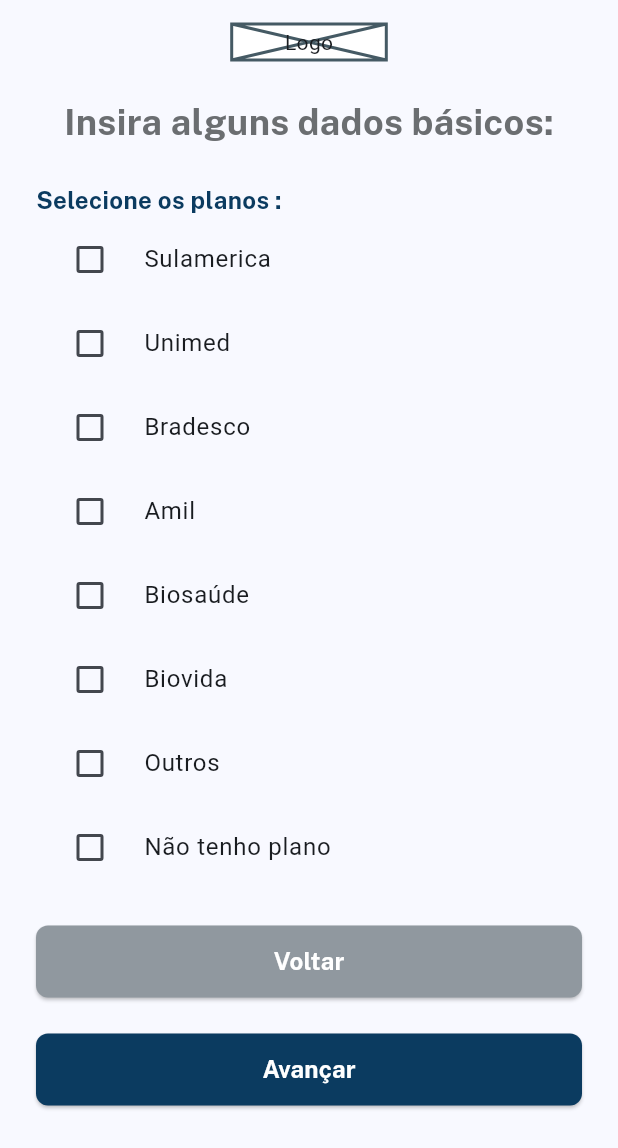
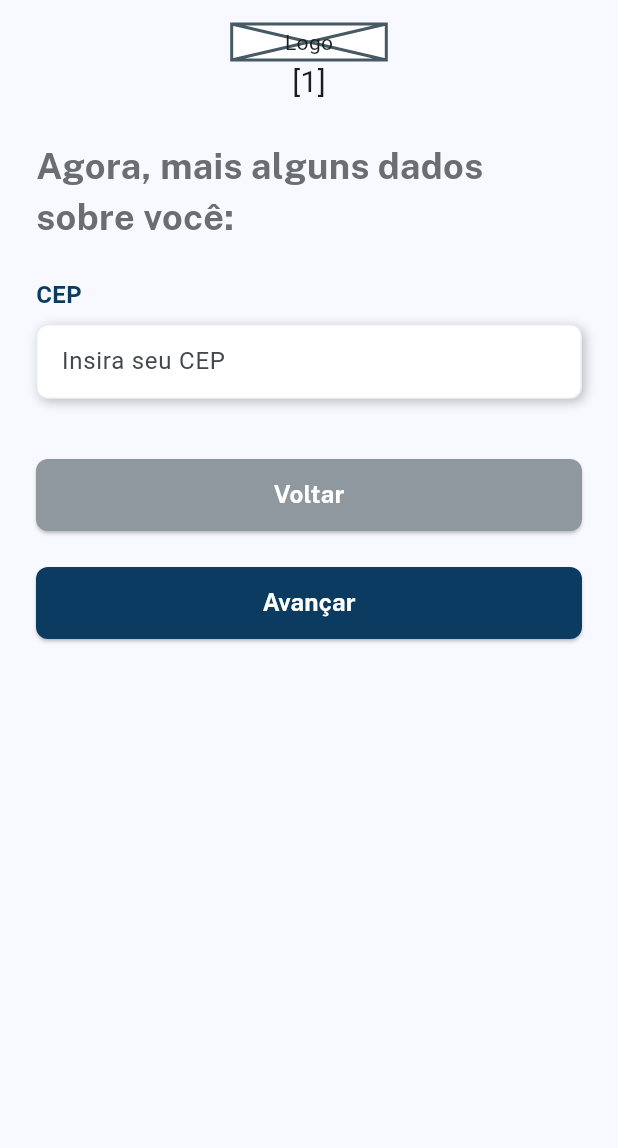
Before and after one commit to otaviohenrique1/voll_med, a Flutter app: the screen it shows after launch, after a tap on "Avançar", on a phone screen of 412 x 824 dp. Shown: the top 1148 px of the screen. Run offline on Flutter 3.47's test engine with Material 2 defaults, Android fonts, the phone set to English and light mode, and no system bars; our stand-ins replace mask_text_input_formatter.

Commit message:
commit 21

```diff
--- a/lib/pages/cadastro.dart
+++ b/lib/pages/cadastro.dart
@@ -59,10 +59,13 @@
     CheckboxModel(texto: "Não tenho plano"),
   ];
 
-  bool exibeErroListaPlano = false;
+  // bool exibeErroListaPlano = false;
+
+  int indiceTab = 0;
 
   @override
   Widget build(BuildContext context) {
+    // ignore: unused_local_variable
     List<CheckboxModel> itensMarcados =
         List.from(itens.where((item) => item.checked));
 
@@ -78,12 +81,18 @@
           children: [
             const SizedBox(height: 16),
             const Logo(),
+            Center(
+              child: Text(
+                "[$indiceTab]",
+                style: const TextStyle(fontSize: 20),
+              ),
+            ),
             Form(
               key: formKey,
               child: Column(
                 children: [
                   Visibility(
-                    visible: false,
+                    visible: (indiceTab == 0) ? true : false,
                     child: Column(
                       children: [
                         const SizedBox(height: 24),
@@ -102,37 +111,37 @@
                           validator: validaCampoVazio,
                           obscureText: false,
                         ),
-                        const SizedBox(height: 16),
-                        CampoTexto(
-                          label: "Email",
-                          hintText: "Insira seu endereço de email",
-                          controller: _emailController,
-                          exibeLabel: true,
-                          keyboardType: TextInputType.emailAddress,
-                          validator: validaEmail,
-                          obscureText: false,
-                        ),
-                        const SizedBox(height: 16),
-                        CampoTexto(
-                          label: "Crie uma senha",
-                          hintText: "Insira sua senha",
-                          controller: _senhaController,
-                          exibeLabel: true,
-                          keyboardType: TextInputType.text,
-                          obscureText: true,
-                          validator: validaSenha,
-                        ),
-                        const SizedBox(height: 16),
-                        CampoTexto(
-                          label: "Repita a senha",
-                          hintText: "Insira sua senha",
-                          controller: _repitaSenhaController,
-                          exibeLabel: true,
-                          keyboardType: TextInputType.text,
-                          obscureText: true,
-                          validator: (value) =>
-                              validaRepitaSenha(value, _senhaController),
-                        ),
+                        // const SizedBox(height: 16),
+                        // CampoTexto(
+                        //   label: "Email",
+                        //   hintText: "Insira seu endereço de email",
+                        //   controller: _emailController,
+                        //   exibeLabel: true,
+                        //   keyboardType: TextInputType.emailAddress,
+                        //   validator: validaEmail,
+                        //   obscureText: false,
+                        // ),
+                        // const SizedBox(height: 16),
+                        // CampoTexto(
+                        //   label: "Crie uma senha",
+                        //   hintText: "Insira sua senha",
+                        //   controller: _senhaController,
+                        //   exibeLabel: true,
+                        //   keyboardType: TextInputType.text,
+                        //   obscureText: true,
+                        //   validator: validaSenha,
+                        // ),
+                        // const SizedBox(height: 16),
+                        // CampoTexto(
+                        //   label: "Repita a senha",
+                        //   hintText: "Insira sua senha",
+                        //   controller: _repitaSenhaController,
+                        //   exibeLabel: true,
+                        //   keyboardType: TextInputType.text,
+                        //   obscureText: true,
+                        //   validator: (value) =>
+                        //       validaRepitaSenha(value, _senhaController),
+                        // ),
                       ],
                     ),
                   ),
@@ -146,7 +155,7 @@
  *
  */
                   Visibility(
-                    visible: false,
+                    visible: (indiceTab == 1) ? true : false,
                     child: Column(
                       children: [
                         const SizedBox(height: 24),
@@ -166,49 +175,49 @@
                           obscureText: false,
                           inputFormatters: [_numeroCEP],
                         ),
-                        const SizedBox(height: 16),
-                        CampoTexto(
-                          label: "Endereço",
-                          hintText: "Insira seu endereço",
-                          controller: _enderecoController,
-                          exibeLabel: true,
-                          keyboardType: TextInputType.text,
-                          validator: validaCampoVazio,
-                          obscureText: false,
-                        ),
-                        const SizedBox(height: 16),
-                        CampoTexto(
-                          label: "Número",
-                          hintText: "Insira seu número",
-                          controller: _numeroController,
-                          exibeLabel: true,
-                          keyboardType: TextInputType.number,
-                          obscureText: false,
-                          validator: validaSenha,
-                        ),
-                        const SizedBox(height: 16),
-                        CampoTexto(
-                          label: "Complemento",
-                          hintText: "Insira seu complemento",
-                          controller: _complementoController,
-                          exibeLabel: true,
-                          keyboardType: TextInputType.text,
-                          obscureText: false,
-                          validator: (value) =>
-                              validaRepitaSenha(value, _senhaController),
-                        ),
-                        const SizedBox(height: 16),
-                        CampoTexto(
-                          label: "Telefone",
-                          hintText: "(00) 00000-0000",
-                          controller: _telefoneController,
-                          exibeLabel: true,
-                          keyboardType: TextInputType.number,
-                          obscureText: false,
-                          inputFormatters: [_numeroCelularFormatter],
-                          validator: (value) =>
-                              validaRepitaSenha(value, _senhaController),
-                        ),
+                        // const SizedBox(height: 16),
+                        // CampoTexto(
+                        //   label: "Endereço",
+                        //   hintText: "Insira seu endereço",
+                        //   controller: _enderecoController,
+                        //   exibeLabel: true,
+                        //   keyboardType: TextInputType.text,
+                        //   validator: validaCampoVazio,
+                        //   obscureText: false,
+                        // ),
+                        // const SizedBox(height: 16),
+                        // CampoTexto(
+                        //   label: "Número",
+                        //   hintText: "Insira seu número",
+                        //   controller: _numeroController,
+                        //   exibeLabel: true,
+                        //   keyboardType: TextInputType.number,
+                        //   obscureText: false,
+                        //   validator: validaSenha,
+                        // ),
+                        // const SizedBox(height: 16),
+                        // CampoTexto(
+                        //   label: "Complemento",
+                        //   hintText: "Insira seu complemento",
+                        //   controller: _complementoController,
+                        //   exibeLabel: true,
+                        //   keyboardType: TextInputType.text,
+                        //   obscureText: false,
+                        //   validator: (value) =>
+                        //       validaRepitaSenha(value, _senhaController),
+                        // ),
+                        // const SizedBox(height: 16),
+                        // CampoTexto(
+                        //   label: "Telefone",
+                        //   hintText: "(00) 00000-0000",
+                        //   controller: _telefoneController,
+                        //   exibeLabel: true,
+                        //   keyboardType: TextInputType.number,
+                        //   obscureText: false,
+                        //   inputFormatters: [_numeroCelularFormatter],
+                        //   validator: (value) =>
+                        //       validaRepitaSenha(value, _senhaController),
+                        // ),
                       ],
                     ),
                   ),
@@ -221,7 +230,9 @@
  *
  *
  */
-                  Column(
+                  Visibility(
+                    visible: (indiceTab == 2) ? true : false,
+                    child: Column(
                       children: [
                         const SizedBox(height: 24),
                         const Titulo(
@@ -253,37 +264,16 @@
                         //     ),
                         //   ],
                         // ),
-                      // Text("${itensMarcados.length}"),
-                      // validaListaPlanos
-                      /*
-                        avancar = false => faz nada
-                        avancar = true => validaListaPlanos
-                      */
-                      Visibility(
-                        visible: exibeErroListaPlano,
-                        // visible: (itensMarcados.isEmpty) ? true : false,
-                        child: const Padding(
-                          padding: EdgeInsets.symmetric(vertical: 16),
-                          child: Text(
-                            "Escolha uma opção para poder continuar",
-                            style: TextStyle(
-                              color: Colors.red,
-                              fontSize: 16,
-                              fontFamily: fontFamily,
-                              fontWeight: fontWeightBold,
-                            ),
-                          ),
-                        ),
-                      ),
                         CampoCheckbox(item: itens[0]),
                         CampoCheckbox(item: itens[1]),
-                      CampoCheckbox(item: itens[2]),
-                      CampoCheckbox(item: itens[3]),
-                      CampoCheckbox(item: itens[4]),
-                      CampoCheckbox(item: itens[5]),
-                      CampoCheckbox(item: itens[6]),
-                      CampoCheckbox(item: itens[7]),
+                        // CampoCheckbox(item: itens[2]),
+                        // CampoCheckbox(item: itens[3]),
+                        // CampoCheckbox(item: itens[4]),
+                        // CampoCheckbox(item: itens[5]),
+                        // CampoCheckbox(item: itens[6]),
+                        // CampoCheckbox(item: itens[7]),
                       ],
+                    ),
                   ),
 /**
  *
@@ -295,23 +285,41 @@
  *
  */
                   const SizedBox(height: 24),
-                  Botao(
-                    onPressed: () {},
+                  Visibility(
+                    visible: (indiceTab > 0) ? true : false,
+                    child: Botao(
+                      onPressed: () {
+                        setState(() {
+                          if (indiceTab <= 0) {
+                            indiceTab = 0;
+                          } else {
+                            indiceTab -= 1;
+                          }
+                        });
+                      },
                       label: "Voltar",
                       backgroundColor: cinza2,
                       fontColor: branco,
                     ),
+                  ),
                   const SizedBox(height: 24),
                   Botao(
                     onPressed: () {
-                      if (formKey.currentState!.validate()) {
+                      // if (formKey.currentState!.validate()) {
                       //   Navigator.pop(
                       //     context,
                       //     MaterialPageRoute(
                       //       builder: (context) => const Login(),
                       //     ),
                       //   );
+                      // }
+                      setState(() {
+                        if (indiceTab == 2) {
+                          indiceTab = 0;
+                        } else {
+                          indiceTab += 1;
                         }
+                      });
                     },
                     label: "Avançar",
                     backgroundColor: azul4,
```
Lines whose indentation alone changed are shown as unchanged.
